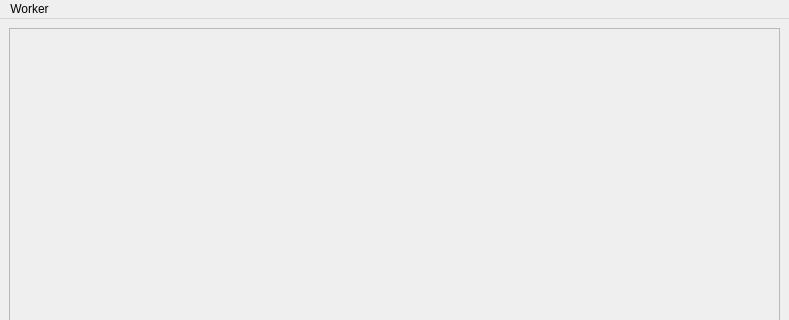
First picture: the form in frontend/mainwindow.ui, repository Xaempel/SmartWorkPlan, before the edit; both pictures show x 0 to 789 and y 0 to 320 of the 789 by 600 pixel window.
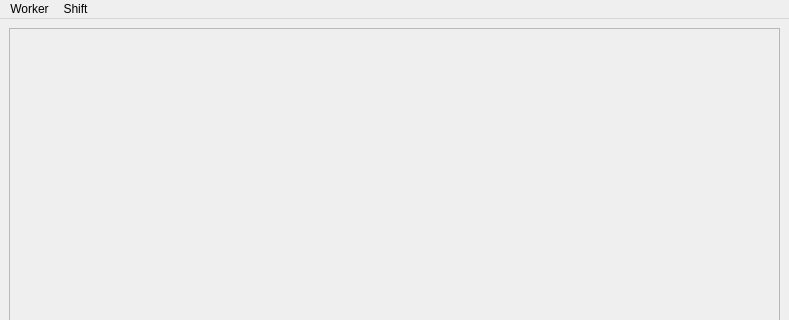
Second picture: the form after the edit.

Commit message:
<Feature> -- An incomplete shift system was added
<Other>
-- A few minor fixes have been added

Patch:
```diff
--- a/frontend/mainwindow.ui
+++ b/frontend/mainwindow.ui
@@ -80,7 +80,14 @@
     <addaction name="ActionAddWorker"/>
     <addaction name="ActionDeleteWorker"/>
    </widget>
+   <widget class="QMenu" name="MenuShift">
+    <property name="title">
+     <string>Shift</string>
+    </property>
+    <addaction name="ActionAddShift"/>
+   </widget>
    <addaction name="MenuWorker"/>
+   <addaction name="MenuShift"/>
   </widget>
   <widget class="QStatusBar" name="StatusBar"/>
   <action name="ActionAddWorker">
```
Left out of the diff: 33 changed lines with no effect on the pictures. The commit also changes 18 other files.
